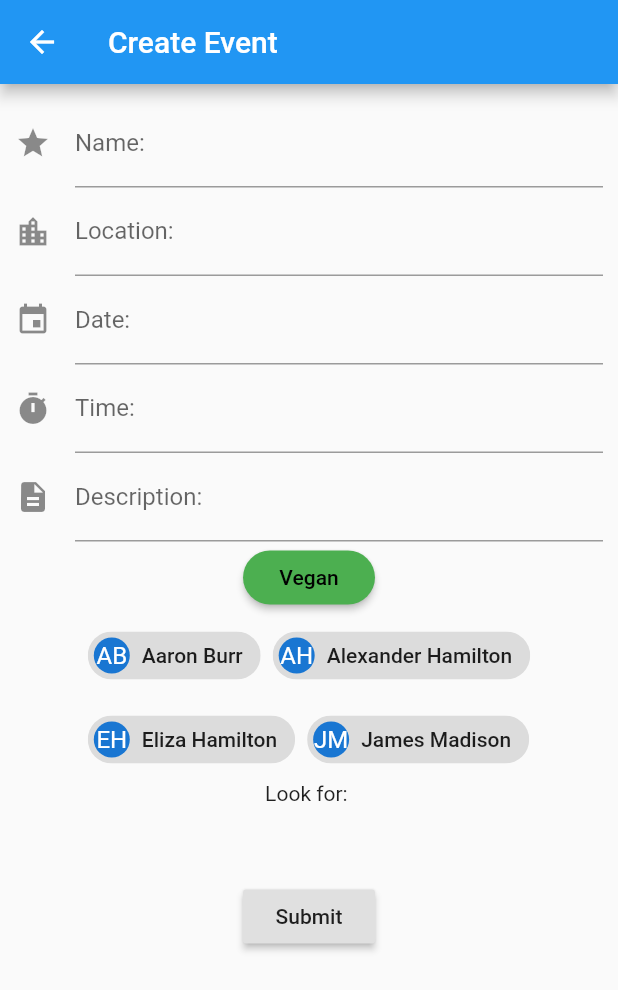
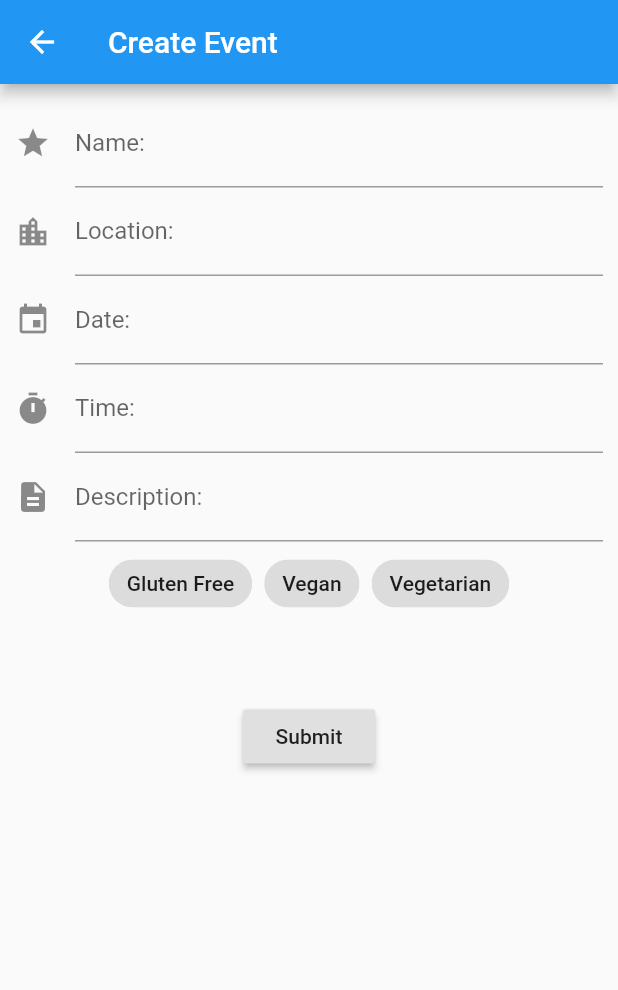
Before and after one commit to mattrossman/free-food-finders, a Flutter app: the AddEvent screen opened directly, on a phone screen of 412 x 824 dp. Shown: the top 990 px of the screen. Run offline on Flutter 3.47's test engine with Material 2 defaults, Android fonts, the light colour scheme and no system bars; network calls fail.

Commit message:
Update FilterChip to use food filters

```diff
--- a/lib/main.dart
+++ b/lib/main.dart
@@ -8,7 +8,6 @@ import 'database.dart' as data;
 
 
 void main() => runApp(MyApp());
-bool pressAttention = false;
 
 class MyApp extends StatefulWidget {
   @override
@@ -164,16 +163,7 @@ class MyCustomFormState extends State<MyCustomForm> {
               ),
               validator: validateRequired
             ),
-            RaisedButton(
-              child: new Text('Vegan'),
-              textColor: Colors.black,
-              shape: new RoundedRectangleBorder(
-              borderRadius: new BorderRadius.circular(30.0),
-              ),
-            color: pressAttention ? Colors.white : Colors.green,
-            onPressed: () => setState(() => pressAttention = !pressAttention),
-            ),
-            CastFilter(),
+            EventTags(),
             Padding(
               padding: const EdgeInsets.symmetric(vertical: 50.0),
               child: RaisedButton(
@@ -196,41 +186,40 @@ class MyCustomFormState extends State<MyCustomForm> {
   }
 }
 
-class ActorFilterEntry {
-  const ActorFilterEntry(this.name, this.initials);
+class EventTagEntry {
+  const EventTagEntry(this.name, this.id);
   final String name;
-  final String initials;
+  final String id;
 }
 
-class CastFilter extends StatefulWidget {
+class EventTags extends StatefulWidget {
   @override
-  State createState() => CastFilterState();
+  State createState() => EventTagsState();
 }
 
-class CastFilterState extends State<CastFilter> {
-  final List<ActorFilterEntry> _cast = <ActorFilterEntry>[
-    const ActorFilterEntry('Aaron Burr', 'AB'),
-    const ActorFilterEntry('Alexander Hamilton', 'AH'),
-    const ActorFilterEntry('Eliza Hamilton', 'EH'),
-    const ActorFilterEntry('James Madison', 'JM'),
+class EventTagsState extends State<EventTags> {
+  final List<EventTagEntry> _tagEntries = <EventTagEntry>[
+    const EventTagEntry('Gluten Free', 'GF'),
+    const EventTagEntry('Vegan', 'V'),
+    const EventTagEntry('Vegetarian', 'VG')
   ];
-  List<String> _filters = <String>[];
+  List<String> _tags = <String>[];
 
   Iterable<Widget> get actorWidgets sync* {
-    for (ActorFilterEntry actor in _cast) {
+    for (EventTagEntry tag in _tagEntries) {
       yield Padding(
         padding: const EdgeInsets.all(4.0),
         child: FilterChip(
-          avatar: CircleAvatar(child: Text(actor.initials)),
-          label: Text(actor.name),
-          selected: _filters.contains(actor.name),
+          // avatar: CircleAvatar(child: Text(tag.id)),
+          label: Text(tag.name),
+          selected: _tags.contains(tag.id),
           onSelected: (bool value) {
             setState(() {
               if (value) {
-                _filters.add(actor.name);
+                _tags.add(tag.id);
               } else {
-                _filters.removeWhere((String name) {
-                  return name == actor.name;
+                _tags.removeWhere((String id) {
+                  return id == tag.id;
                 });
               }
             });
@@ -242,14 +231,8 @@ class CastFilterState extends State<CastFilter> {
 
   @override
   Widget build(BuildContext context) {
-    return Column(
-      mainAxisAlignment: MainAxisAlignment.center,
-      children: <Widget>[
-        Wrap(
-          children: actorWidgets.toList(),
-        ),
-        Text('Look for: ${_filters.join(', ')}'),
-      ],
+    return Wrap(
+      children: actorWidgets.toList(),
     );
   }
 }
```
